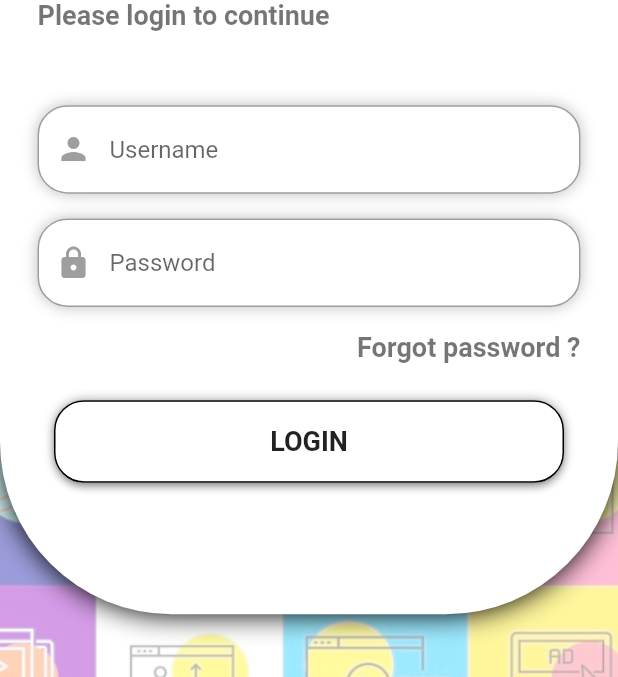
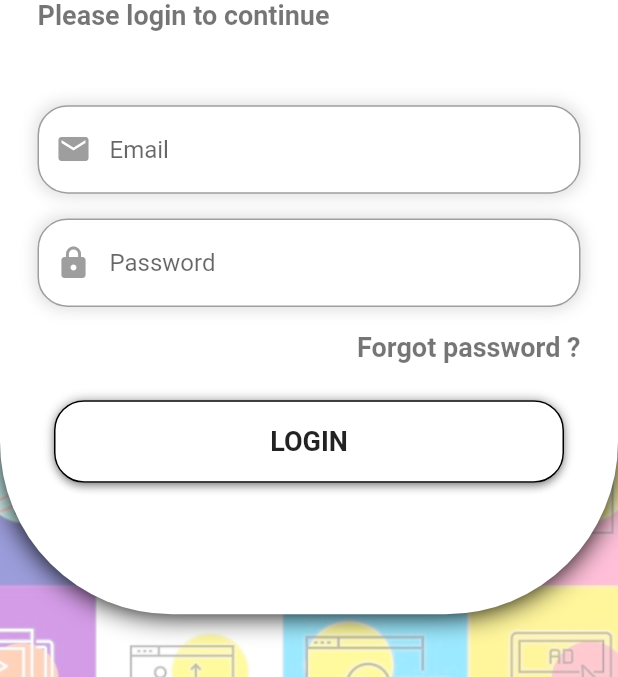
Before and after one commit to pimisys/pim_bit_news, a Flutter app: the screen it shows after launch, on a phone screen of 412 x 824 dp, the part 152-829 px from its top. Run offline on Flutter 3.47's test engine with Material 2 defaults, Android fonts, the phone set to English and light mode, and no system bars; our stand-ins replace dio, firebase_auth, firebase_core, google_fonts, hexcolor; accounts and stored records are empty; Roboto replaces fonts that are missing (Signika).

Commit message:
Version FINAL...

```diff
--- a/lib/presenter/news_card_from_snapshot.dart
+++ b/lib/presenter/news_card_from_snapshot.dart
@@ -1,5 +1,5 @@
-import 'package:app1/models/news.dart';
-import 'package:app1/view/widgets/news_card.dart';
+import 'package:pim_bit_news/models/news.dart';
+import 'package:pim_bit_news/view/widgets/news_card.dart';
 import 'package:flutter/material.dart';
 
 class NewsCardFromSnapshot extends StatelessWidget {
--- a/lib/util/styles.dart
+++ b/lib/util/styles.dart
@@ -1,7 +1,4 @@
 import 'package:flutter/material.dart';
-import 'package:google_fonts/google_fonts.dart';
-
-import 'constants_bit_news.dart';
 
 class PimStyles {
   // static const primaryTextStyle = TextStyle(
@@ -11,7 +8,7 @@ class PimStyles {
   // );
 
   static const drawerOptionStyle = TextStyle(
-    fontSize: 20,
+    fontSize: 18,
     fontWeight: FontWeight.bold,
     color: Colors.black87,
   );
@@ -27,24 +24,3 @@ class PimStyles {
     fontWeight: FontWeight.bold,
   );
 }
-
-class PimLabel extends StatelessWidget {
-  final String caption;
-  final double fontSize;
-
-  const PimLabel(
-      {Key key, @required this.caption, this.fontSize = fontSizeLabel})
-      : super(key: key);
-
-  @override
-  Widget build(BuildContext context) {
-    return Text(
-      "$caption",
-      style: GoogleFonts.signika(
-        color: Colors.black54,
-        fontWeight: FontWeight.bold,
-        fontSize: fontSize,
-      ),
-    );
-  }
-}
--- a/lib/view/login_page.dart
+++ b/lib/view/login_page.dart
@@ -1,9 +1,10 @@
-import 'package:app1/util/colors.dart';
-import 'package:app1/util/constants_bit_news.dart';
-import 'package:app1/util/styles.dart';
-import 'package:app1/view/widgets/app_button.dart';
-import 'package:app1/view/widgets/app_textbox.dart';
 import 'package:flutter/material.dart';
+import 'package:pim_bit_news/util/colors.dart';
+import 'package:pim_bit_news/util/constants_bit_news.dart';
+import 'package:pim_bit_news/util/firebaseController.dart' as firebaseAuth;
+import 'package:pim_bit_news/view/widgets/app_button.dart';
+import 'package:pim_bit_news/view/widgets/app_textbox.dart';
+import 'package:pim_bit_news/view/widgets/common_dialogs.dart' as commonDialogs;
 
 class LoginPage extends StatefulWidget {
   @override
@@ -15,6 +16,10 @@ class _LoginPageState extends State<LoginPage> {
   Widget build(BuildContext context) {
     var _Height = MediaQuery.of(context).size.height;
     var width = MediaQuery.of(context).size.width;
+    TextEditingController _textEditingControllerEmail =
+        new TextEditingController();
+    TextEditingController _textEditingControllerPassword =
+        new TextEditingController();
 
     return Scaffold(
         resizeToAvoidBottomInset: false,
@@ -75,12 +80,12 @@ class _LoginPageState extends State<LoginPage> {
                           SizedBox(
                             height: _Height * 0.06,
                           ),
-                          Align(
-                            alignment: Alignment.center,
+                          Center(
                             child: PimTextBox(
-                              hintText: 'Username',
+                              controller: _textEditingControllerEmail,
+                              hintText: 'Email',
                               icon: Icon(
-                                Icons.person,
+                                Icons.mail,
                                 color: Colors.grey,
                               ),
                             ),
@@ -88,9 +93,9 @@ class _LoginPageState extends State<LoginPage> {
                           SizedBox(
                             height: _Height * 0.02,
                           ),
-                          Align(
-                            alignment: Alignment.center,
+                          Center(
                             child: PimTextBox(
+                              controller: _textEditingControllerPassword,
                               hintText: 'Password',
                               icon: Icon(
                                 Icons.lock,
@@ -108,13 +113,26 @@ class _LoginPageState extends State<LoginPage> {
                           SizedBox(
                             height: _Height * 0.03,
                           ),
-                          Align(
-                            alignment: Alignment.center,
+                          Center(
                             child: PimButton(
-                              text: 'LOGIN ',
+                              text: 'LOGIN',
                               onPressed: () {
-                                Navigator.pushReplacementNamed(
-                                    context, newsOption);
+                                if (_textEditingControllerEmail.text.isEmpty ||
+                                    _textEditingControllerPassword
+                                        .text.isEmpty) {
+                                  commonDialogs.showMaterialDialog(
+                                      context: context,
+                                      message: 'Digite los datos!!!');
+                                } else {
+                                  firebaseAuth.singIn(
+                                    email: _textEditingControllerEmail.text,
+                                    password:
+                                        _textEditingControllerPassword.text,
+                                  );
+                                  Navigator.pop(context);
+                                  firebaseAuth.stateFirebase(
+                                      context, newsOption);
+                                }
                               },
                             ),
                           ),
@@ -135,6 +153,7 @@ class _LoginPageState extends State<LoginPage> {
                   PimButton(
                     text: 'SING UP',
                     onPressed: () {
+                      Navigator.pop(context);
                       Navigator.pushReplacementNamed(context, singUpOption);
                     },
                   ),
--- a/lib/view/news_card_open.dart
+++ b/lib/view/news_card_open.dart
@@ -1,6 +1,6 @@
-import 'package:app1/models/news.dart';
 import 'package:flutter/material.dart';
 import 'package:google_fonts/google_fonts.dart';
+import 'package:pim_bit_news/models/news.dart';
 
 class NewsCardOpen extends StatelessWidget {
   final News news;
@@ -68,7 +68,9 @@ class NewsCardOpen extends StatelessWidget {
                   ),
                   Text(
                     news.content ?? 'Content not found',
-                    maxLines: 100,
+                    //textHeightBehavior: TextHeightBehavior() ,
+                    //maxLines: 100,
+                    overflow: TextOverflow.visible,
                     style: GoogleFonts.signika(
                       fontSize: 16,
                       color: Colors.black87,
--- a/lib/view/widgets/app_button.dart
+++ b/lib/view/widgets/app_button.dart
@@ -1,18 +1,22 @@
-import 'package:app1/util/colors.dart';
-import 'package:app1/util/styles.dart';
 import 'package:flutter/cupertino.dart';
 import 'package:flutter/material.dart';
+import 'package:pim_bit_news/util/colors.dart';
+import 'package:pim_bit_news/util/styles.dart';
 
 class PimButton extends StatelessWidget {
   final String text;
   final Function onPressed;
+  final GestureTapCallback onTap; //se agrega porque cesar lo recomendo!!!
   final double height;
   final double width;
+
+  //bool _status;
 
   const PimButton({
     Key key,
     @required this.text,
     @required this.onPressed,
+    this.onTap,
     this.height = 55,
     this.width = 340,
   }) : super(key: key);
--- a/lib/view/widgets/app_textbox.dart
+++ b/lib/view/widgets/app_textbox.dart
@@ -1,25 +1,41 @@
-import 'package:app1/util/colors.dart';
 import 'package:flutter/material.dart';
+import 'package:google_fonts/google_fonts.dart';
+import 'package:pim_bit_news/util/colors.dart';
+import 'package:pim_bit_news/util/constants_bit_news.dart';
 
-class PimTextBox extends StatelessWidget {
+class PimTextBox extends StatefulWidget {
   final String hintText;
   final Widget icon;
   final bool obscureText;
+  final TextEditingController controller;
 
   const PimTextBox({
     Key key,
     this.hintText,
     this.icon,
     this.obscureText = false,
+    @required this.controller,
   }) : super(key: key);
 
   @override
+  _PimTextBoxState createState() => _PimTextBoxState();
+}
+
+class _PimTextBoxState extends State<PimTextBox> {
+  @override
   Widget build(BuildContext context) {
+//    bool _showPassword = !widget.obscureText;
+
     return Container(
+      //padding: EdgeInsets.only(left: 15, right: 15),
+      //margin: EdgeInsets.all(10),
+      //width: MediaQuery.of(context).size.width,
+      //height: MediaQuery.of(context).size.height / 15,
       decoration: BoxDecoration(
         boxShadow: [
           BoxShadow(
-            color: Colors.black26,
+            color: Colors.black12,
+            spreadRadius: 2,
             blurRadius: 8,
             //offset: Offset(15, 5),
           ),
@@ -28,11 +44,32 @@ class PimTextBox extends StatelessWidget {
         borderRadius: BorderRadius.all(Radius.circular(20)),
       ),
       child: TextField(
-        obscureText: obscureText,
+        obscureText: widget.obscureText, //!_showPassword,
+        controller: widget.controller,
         //style: TextStyle(color: Colors.blue),
         decoration: InputDecoration(
-          prefixIcon: icon,
-          hintText: hintText,
+          prefixIcon: widget.icon,
+          // suffixIcon: widget.obscureText
+          //     ? IconButton(
+          //         icon: Icon(
+          //           _showPassword
+          //               ? Icons.remove_red_eye_outlined
+          //               : Icons.remove_red_eye,
+          //         ),
+          //         onPressed: () {
+          //           setState(() {
+          //             _showPassword = !_showPassword;
+          //           });
+          //         },
+          //       )
+          //     : null,
+
+          hintText: widget.hintText,
+          //border: InputBorder.none,
+          //hintStyle: GoogleFonts.signika(
+          //    fontSize: 18,
+          //    color: Colors.black45,
+          //    fontWeight: FontWeight.normal),
           border: OutlineInputBorder(
             borderRadius: BorderRadius.circular(20),
           ),
@@ -48,3 +85,28 @@ class PimTextBox extends StatelessWidget {
     );
   }
 }
+
+class PimLabel extends StatelessWidget {
+  final String caption;
+  final double fontSize;
+  final Color color;
+
+  const PimLabel(
+      {Key key,
+      @required this.caption,
+      this.fontSize = fontSizeLabel,
+      this.color = Colors.black54})
+      : super(key: key);
+
+  @override
+  Widget build(BuildContext context) {
+    return Text(
+      "$caption",
+      style: GoogleFonts.signika(
+        color: color,
+        fontWeight: FontWeight.bold,
+        fontSize: fontSize,
+      ),
+    );
+  }
+}
--- a/lib/view/widgets/drawer_option.dart
+++ b/lib/view/widgets/drawer_option.dart
@@ -1,4 +1,4 @@
-import 'package:app1/util/styles.dart';
+import 'package:pim_bit_news/util/styles.dart';
 import 'package:flutter/material.dart';
 
 //Define una opcion del Drawer
--- a/lib/view/widgets/news_card.dart
+++ b/lib/view/widgets/news_card.dart
@@ -1,5 +1,5 @@
-import 'package:app1/models/news.dart';
-import 'package:app1/util/constants_bit_news.dart';
+import 'package:pim_bit_news/models/news.dart';
+import 'package:pim_bit_news/util/constants_bit_news.dart';
 import 'package:flutter/material.dart';
 import 'package:google_fonts/google_fonts.dart';
 
```
Also changed, not shown: lib/data/apiService.dart (+4 -4 lines), lib/main.dart (+33 -8 lines), lib/presenter/build_view.dart (+7 -6 lines), lib/util/firebaseController.dart (added, +56 -0 lines), lib/view/news_page.dart (+29 -4 lines), lib/view/singUp.dart (added, +218 -0 lines), lib/view/widgets/common_dialogs.dart (added, +115 -0 lines), lib/view/widgets/dialog_button.dart (deleted, +0 -63 lines), pubspec.yaml (+9 -1 lines), pubspec.lock, 10 other files.
